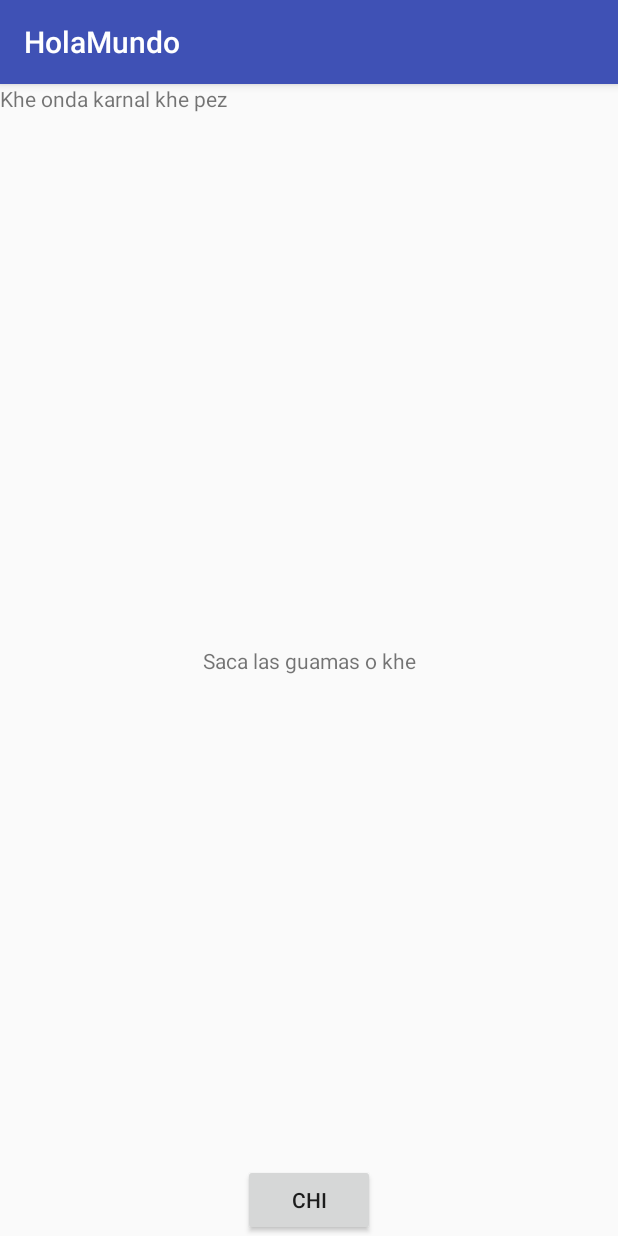
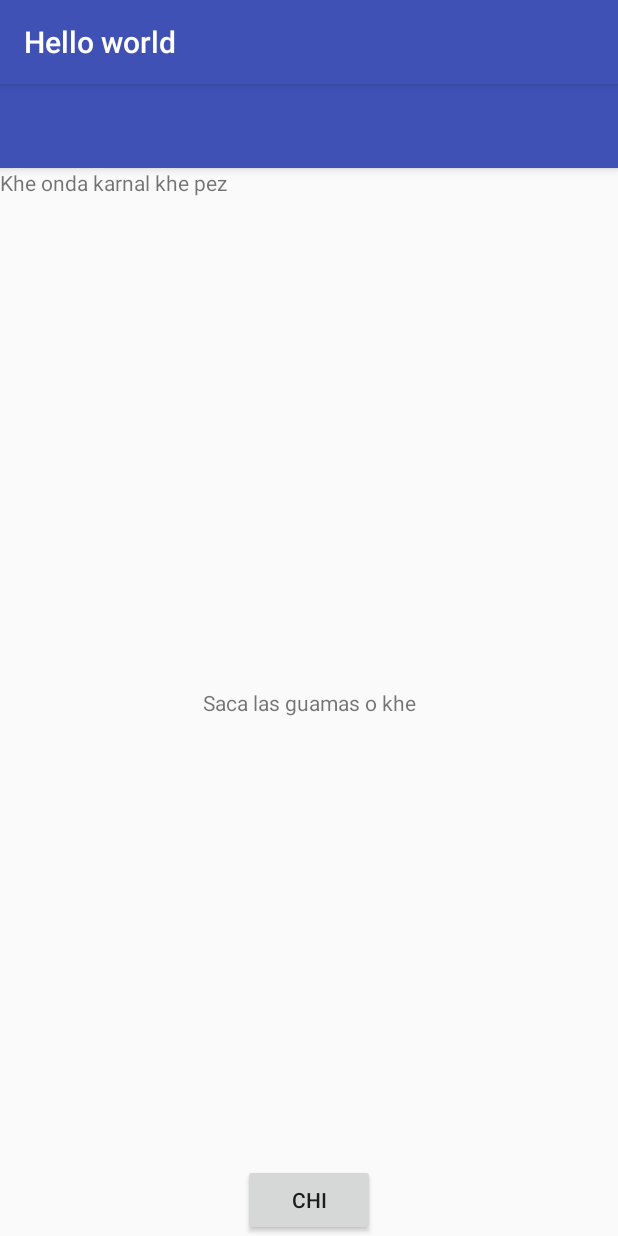
Before and after one commit to fatimarivass/holamundo, an Android app: the screen it shows after launch (MainActivity), on a phone screen of 412 x 824 dp. Run offline under Robolectric (Android 15) with nearby library versions, the phone set to English and light mode, and no system bars.

Commit message:
MainActivity con AppBarLayout y acción en botón
Ud es la niña más tierna, fiel, y hermosa que he conocido. Siga echándole ganas a todo para salir adelante, yo sé que lo logrará :) la adorobo.

```diff
--- a/app/src/main/AndroidManifest.xml
+++ b/app/src/main/AndroidManifest.xml
@@ -16,6 +16,10 @@
                 <category android:name="android.intent.category.LAUNCHER" />
             </intent-filter>
         </activity>
+        <activity
+            android:name=".Main2Activity"
+            android:label="@string/title_activity_main2"
+            android:theme="@style/AppTheme.NoActionBar"></activity>
     </application>
 
 </manifest>
--- a/app/src/main/java/com/example/joseluis/holamundo/MainActivity.java
+++ b/app/src/main/java/com/example/joseluis/holamundo/MainActivity.java
@@ -2,6 +2,8 @@ package com.example.joseluis.holamundo;
 
 import android.support.v7.app.AppCompatActivity;
 import android.os.Bundle;
+import android.view.View;
+import android.widget.Toast;
 
 public class MainActivity extends AppCompatActivity {
 
@@ -9,5 +11,13 @@ public class MainActivity extends AppCompatActivity {
     protected void onCreate(Bundle savedInstanceState) {
         super.onCreate(savedInstanceState);
         setContentView(R.layout.activity_main);
+
+        findViewById(R.id.buttonChi).setOnClickListener(new View.OnClickListener() {
+            @Override
+            public void onClick(View v) {
+                Toast.makeText(MainActivity.this, "Cui cui we", Toast.LENGTH_SHORT)
+                        .show();
+            }
+        });
     }
 }
--- a/app/src/main/res/layout/activity_main.xml
+++ b/app/src/main/res/layout/activity_main.xml
@@ -1,36 +1,33 @@
 <?xml version="1.0" encoding="utf-8"?>
-<android.support.constraint.ConstraintLayout xmlns:android="http://schemas.android.com/apk/res/android"
+<android.support.design.widget.CoordinatorLayout xmlns:android="http://schemas.android.com/apk/res/android"
     xmlns:app="http://schemas.android.com/apk/res-auto"
     xmlns:tools="http://schemas.android.com/tools"
     android:layout_width="match_parent"
     android:layout_height="match_parent"
     tools:context=".MainActivity">
 
-    <TextView
-        android:layout_width="wrap_content"
+    <android.support.design.widget.AppBarLayout
+        android:layout_width="match_parent"
         android:layout_height="wrap_content"
-        android:text="Saca las guamas o khe"
-        app:layout_constraintBottom_toBottomOf="parent"
-        app:layout_constraintLeft_toLeftOf="parent"
-        app:layout_constraintRight_toRightOf="parent"
-        app:layout_constraintTop_toTopOf="parent" />
+        android:theme="@style/AppTheme.AppBarOverlay">
 
-<TextView
-    android:layout_width="wrap_content"
-    android:layout_height="wrap_content"
-    android:text="Khe onda karnal khe pez" />
+        <android.support.v7.widget.Toolbar
+            android:id="@+id/toolbar"
+            android:layout_width="match_parent"
+            android:layout_height="?attr/actionBarSize"
+            android:background="?attr/colorPrimary"
+            app:popupTheme="@style/AppTheme.PopupOverlay" />
 
-    <Button
-        android:id="@+id/button"
-        android:layout_width="wrap_content"
-        android:layout_height="wrap_content"
-        app:layout_constraintBottom_toBottomOf="parent"
-        app:layout_constraintLeft_toLeftOf="parent"
-        app:layout_constraintRight_toRightOf="parent"
-        android:text="chi"
-        tools:layout_editor_absoluteX="61dp"
-        tools:layout_editor_absoluteY="437dp" />
+    </android.support.design.widget.AppBarLayout>
 
+    <include layout="@layout/content_main" />
 
+    <!--<android.support.design.widget.FloatingActionButton-->
+        <!--android:id="@+id/fab"-->
+        <!--android:layout_width="wrap_content"-->
+        <!--android:layout_height="wrap_content"-->
+        <!--android:layout_gravity="bottom|end"-->
+        <!--android:layout_margin="@dimen/fab_margin"-->
+        <!--app:srcCompat="@android:drawable/ic_dialog_email" />-->
 
-</android.support.constraint.ConstraintLayout>
+</android.support.design.widget.CoordinatorLayout>
--- /dev/null
+++ b/app/src/main/res/layout/content_main.xml
@@ -0,0 +1,35 @@
+<?xml version="1.0" encoding="utf-8"?>
+<android.support.constraint.ConstraintLayout xmlns:android="http://schemas.android.com/apk/res/android"
+    xmlns:app="http://schemas.android.com/apk/res-auto"
+    xmlns:tools="http://schemas.android.com/tools"
+    android:layout_width="match_parent"
+    android:layout_height="match_parent"
+    app:layout_behavior="@string/appbar_scrolling_view_behavior"
+    tools:context=".MainActivity">
+
+    <TextView
+        android:layout_width="wrap_content"
+        android:layout_height="wrap_content"
+        android:text="Saca las guamas o khe"
+        app:layout_constraintBottom_toBottomOf="parent"
+        app:layout_constraintLeft_toLeftOf="parent"
+        app:layout_constraintRight_toRightOf="parent"
+        app:layout_constraintTop_toTopOf="parent" />
+
+    <TextView
+        android:layout_width="wrap_content"
+        android:layout_height="wrap_content"
+        android:text="Khe onda karnal khe pez" />
+
+    <Button
+        android:id="@+id/buttonChi"
+        android:layout_width="wrap_content"
+        android:layout_height="wrap_content"
+        app:layout_constraintBottom_toBottomOf="parent"
+        app:layout_constraintLeft_toLeftOf="parent"
+        app:layout_constraintRight_toRightOf="parent"
+        android:text="chi"
+        tools:layout_editor_absoluteX="61dp"
+        tools:layout_editor_absoluteY="437dp" />
+
+</android.support.constraint.ConstraintLayout>
--- /dev/null
+++ b/app/src/main/res/values/dimens.xml
@@ -0,0 +1,3 @@
+<resources>
+    <dimen name="fab_margin">16dp</dimen>
+</resources>
--- a/app/src/main/res/values/strings.xml
+++ b/app/src/main/res/values/strings.xml
@@ -1,3 +1,3 @@
 <resources>
-    <string name="app_name">HolaMundo</string>
+    <string name="app_name">Hello world</string>
 </resources>
--- a/app/src/main/res/values/styles.xml
+++ b/app/src/main/res/values/styles.xml
@@ -8,4 +8,13 @@
         <item name="colorAccent">@color/colorAccent</item>
     </style>
 
+    <style name="AppTheme.NoActionBar">
+        <item name="windowActionBar">false</item>
+        <item name="windowNoTitle">true</item>
+    </style>
+
+    <style name="AppTheme.AppBarOverlay" parent="ThemeOverlay.AppCompat.Dark.ActionBar" />
+
+    <style name="AppTheme.PopupOverlay" parent="ThemeOverlay.AppCompat.Light" />
+
 </resources>
```
Also changed, not shown: app/build.gradle (+9 -4 lines), 2 other files.
